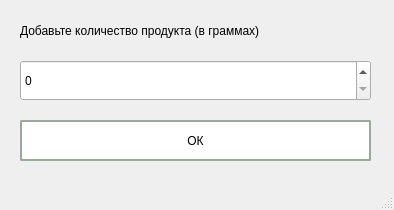
CicadaInc/biostat, file dialog_count.ui: the form before one commit.
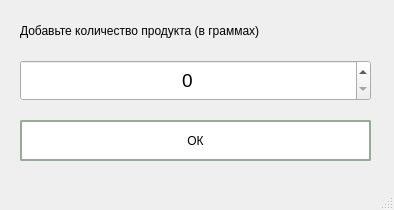
The form after the commit.

Diff of the .ui file:
```diff
--- a/dialog_count.ui
+++ b/dialog_count.ui
@@ -40,6 +40,11 @@
       <height>41</height>
      </rect>
     </property>
+    <property name="font">
+     <font>
+      <pointsize>14</pointsize>
+     </font>
+    </property>
     <property name="styleSheet">
      <string notr="true">QPushButton {font: 13pt &quot;verdana&quot;; 
 background-color: rgb(255, 255, 255); 
@@ -48,6 +53,9 @@
 box-shadow: 4px 4px 4px rgba(8, 8, 8, 0.5)} 
 QPushButton:hover {background-color: rgba(231, 253, 255, 0.7); border: 2px solid #9a9;}</string>
     </property>
+    <property name="alignment">
+     <set>Qt::AlignCenter</set>
+    </property>
     <property name="maximum">
      <number>1000000000</number>
     </property>
```
Left out of the diff: 3 changed lines with no effect on the pictures.
